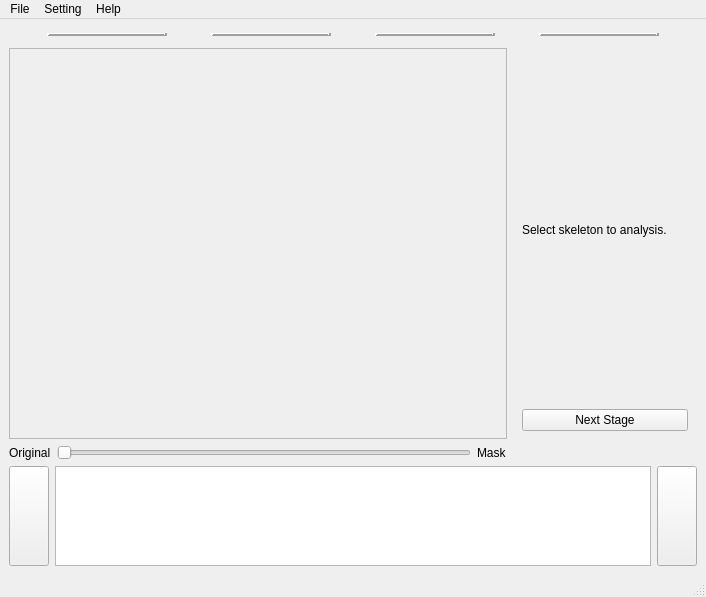
Old version of the form src/resources/ui/main.ui in the repository TUD-IMB/Crackpot.
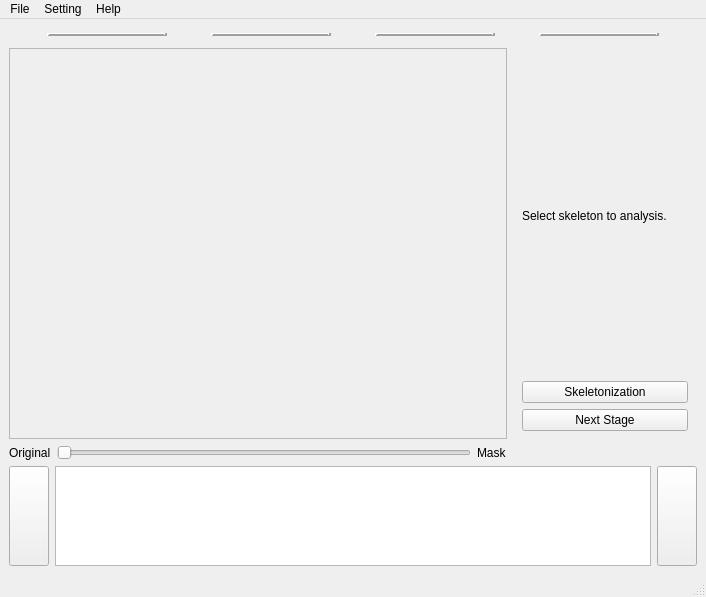
New version of the form. The open tabs and pages were chosen to show the change. Icons and pictures are not drawn.

Commit message: Add skeleton processing.

What changed in the file:
```diff
--- a/src/resources/ui/main.ui
+++ b/src/resources/ui/main.ui
@@ -626,6 +626,13 @@
                   </property>
                  </widget>
                 </item>
+                <item>
+                 <widget class="QPushButton" name="skeletonButton">
+                  <property name="text">
+                   <string>Skeletonization</string>
+                  </property>
+                 </widget>
+                </item>
                 <item>
                  <widget class="QPushButton" name="nextButton3">
                   <property name="text">
```
Left out of the diff: 2 changed lines with no effect on the pictures. The commit also changes 4 other files.
